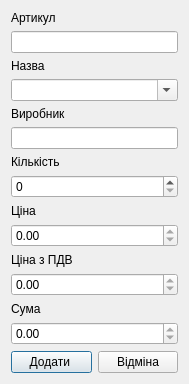
This is addpurchasedialog.ui in CreatorBooMGit/SShop as Qt 5 draws it before an edit. The edited form follows.
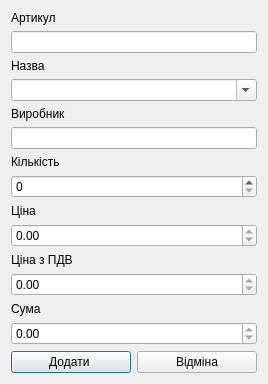
This is the edited form. Icons and pictures are not drawn.

```diff
--- a/addpurchasedialog.ui
+++ b/addpurchasedialog.ui
@@ -6,7 +6,7 @@
    <rect>
     <x>0</x>
     <y>0</y>
-    <width>189</width>
+    <width>266</width>
     <height>374</height>
    </rect>
   </property>
@@ -29,6 +29,18 @@
     <layout class="QHBoxLayout" name="horizontalLayout">
      <item>
       <widget class="QPushButton" name="pushButton">
+       <property name="minimumSize">
+        <size>
+         <width>120</width>
+         <height>0</height>
+        </size>
+       </property>
+       <property name="maximumSize">
+        <size>
+         <width>120</width>
+         <height>16777215</height>
+        </size>
+       </property>
        <property name="text">
         <string>Додати </string>
        </property>
@@ -36,6 +48,18 @@
      </item>
      <item>
       <widget class="QPushButton" name="canselButton">
+       <property name="minimumSize">
+        <size>
+         <width>120</width>
+         <height>0</height>
+        </size>
+       </property>
+       <property name="maximumSize">
+        <size>
+         <width>120</width>
+         <height>16777215</height>
+        </size>
+       </property>
        <property name="text">
         <string>Відміна</string>
        </property>
```
